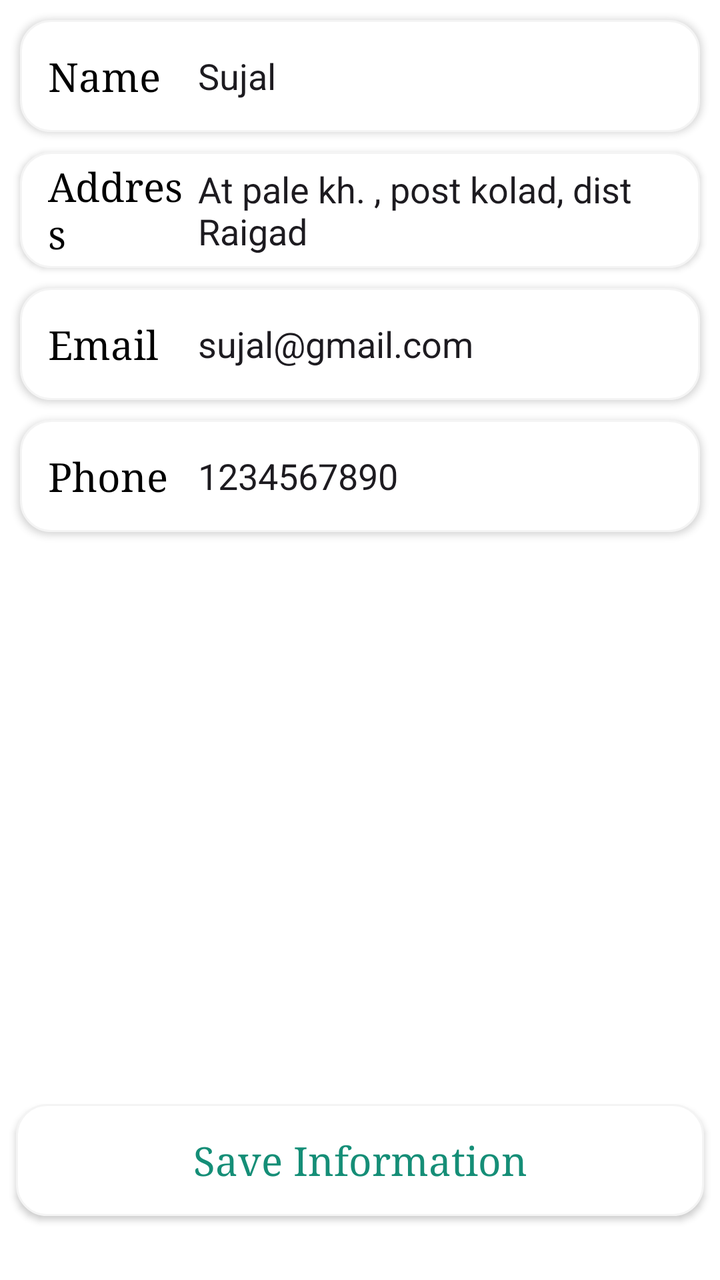
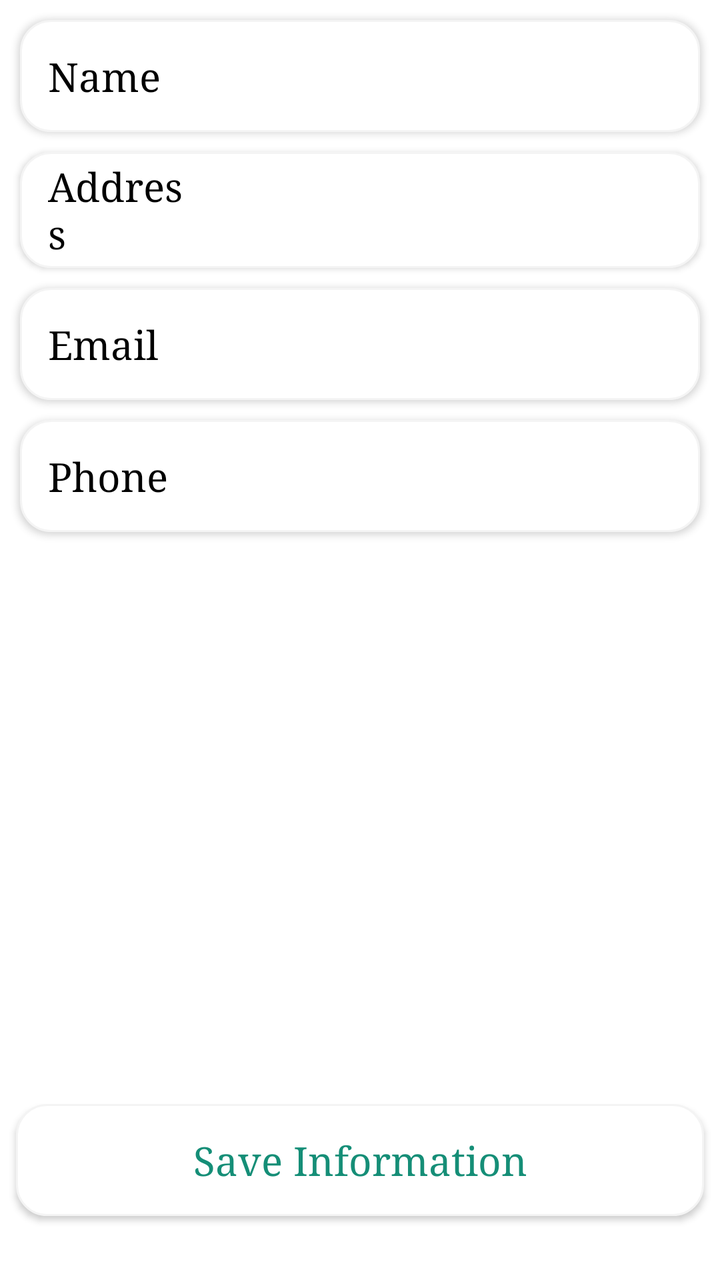

An Android layout rendered at two revisions. The XML below is the earlier revision; the diff shows what the commit changed to produce the second picture.
<!-- AndroidManifest.xml: application theme Theme.ServiceProvider -->
<!-- res/layout/fragment_profile.xml -->
<?xml version="1.0" encoding="utf-8"?>
<FrameLayout xmlns:android="http://schemas.android.com/apk/res/android"
    xmlns:tools="http://schemas.android.com/tools"
    android:layout_width="match_parent"
    android:layout_height="match_parent"
    android:layout_marginLeft="10dp"
    android:layout_marginRight="10dp"
    android:background="@color/white"
    android:orientation="vertical"
    tools:context=".Fragment.ProfileFragment">

    <LinearLayout
        android:layout_width="match_parent"
        android:orientation="vertical"
        android:layout_height="wrap_content">

        <LinearLayout
            android:layout_width="match_parent"
            android:layout_height="56dp"
            android:layout_marginLeft="10dp"
            android:layout_marginTop="10dp"
            android:layout_marginRight="10dp"
            android:background="@drawable/profileedittextshape"
            android:elevation="2dp"
            android:gravity="center_vertical"
            android:orientation="horizontal"
            android:paddingStart="6dp"
            android:paddingEnd="6dp">

            <TextView
                android:id="@+id/textView33"
                android:layout_width="30dp"
                android:layout_height="wrap_content"
                android:layout_marginLeft="8dp"
                android:layout_weight="1"
                android:fontFamily="serif"
                android:text="Name"
                android:textColor="@color/black"
                android:textSize="20sp" />

            <EditText
                android:layout_width="wrap_content"
                android:layout_height="48dp"
                android:layout_marginTop="5dp"
                android:layout_marginBottom="5dp"
                android:layout_weight="1"
                android:background="@android:color/transparent"
                android:ems="10"
                android:inputType="text"
                android:paddingStart="5dp"
                android:paddingEnd="5dp"
                android:text="Sujal" />
        </LinearLayout>

        <LinearLayout
            android:layout_width="match_parent"
            android:layout_height="wrap_content"
            android:layout_marginLeft="10dp"
            android:layout_marginTop="10dp"
            android:layout_marginRight="10dp"
            android:background="@drawable/profileedittextshape"
            android:elevation="2dp"
            android:gravity="center_vertical"
            android:orientation="horizontal"
            android:paddingStart="6dp"
            android:paddingEnd="6dp">

            <TextView
                android:id="@+id/textView32"
                android:layout_width="30dp"
                android:layout_height="wrap_content"
                android:layout_marginLeft="8dp"
                android:layout_weight="1"
                android:fontFamily="serif"
                android:text="Address"
                android:textColor="@color/black"
                android:textSize="20sp" />

            <EditText
                android:layout_width="wrap_content"
                android:layout_height="48dp"
                android:layout_marginTop="5dp"
                android:layout_marginBottom="5dp"
                android:layout_weight="1"
                android:background="@android:color/transparent"
                android:ems="10"
                android:inputType="textMultiLine"
                android:paddingStart="5dp"
                android:paddingEnd="5dp"
                android:text="At pale kh. , post kolad, dist Raigad" />
        </LinearLayout>

        <LinearLayout
            android:layout_width="match_parent"
            android:layout_height="56dp"
            android:layout_marginLeft="10dp"
            android:layout_marginTop="10dp"
            android:layout_marginRight="10dp"
            android:background="@drawable/profileedittextshape"
            android:elevation="2dp"
            android:gravity="center_vertical"
            android:orientation="horizontal"
            android:paddingStart="6dp"
            android:paddingEnd="6dp">

            <TextView
                android:id="@+id/textView26"
                android:layout_width="30dp"
                android:layout_height="wrap_content"
                android:layout_marginLeft="8dp"
                android:layout_weight="1"
                android:fontFamily="serif"
                android:text="Email"
                android:textColor="@color/black"
                android:textSize="20sp" />

            <EditText
                android:layout_width="wrap_content"
                android:layout_height="48dp"
                android:layout_marginTop="5dp"
                android:layout_marginBottom="5dp"
                android:layout_weight="1"
                android:background="@android:color/transparent"
                android:ems="10"
                android:inputType="textEmailAddress"
                android:paddingStart="5dp"
                android:paddingEnd="5dp"
                android:text="sujal@gmail.com" />
        </LinearLayout>

        <LinearLayout
            android:layout_width="match_parent"
            android:layout_height="56dp"
            android:layout_marginLeft="10dp"
            android:layout_marginTop="10dp"
            android:layout_marginRight="10dp"
            android:layout_marginBottom="10dp"
            android:background="@drawable/profileedittextshape"
            android:elevation="2dp"
            android:gravity="center_vertical"
            android:orientation="horizontal"
            android:paddingStart="6dp"
            android:paddingEnd="6dp">

            <TextView
                android:id="@+id/textView28"
                android:layout_width="30dp"
                android:layout_height="wrap_content"
                android:layout_marginLeft="8dp"
                android:layout_weight="1"
                android:fontFamily="serif"
                android:text="Phone"
                android:textColor="@color/black"
                android:textSize="20sp" />

            <EditText
                android:layout_width="wrap_content"
                android:layout_height="48dp"
                android:layout_marginTop="5dp"
                android:layout_marginBottom="5dp"
                android:layout_weight="1"
                android:background="@android:color/transparent"
                android:ems="10"
                android:inputType="phone"
                android:paddingStart="5dp"
                android:paddingEnd="5dp"
                android:text="1234567890" />
        </LinearLayout>
    </LinearLayout>

    <androidx.appcompat.widget.AppCompatButton
        android:id="@+id/button7"
        android:layout_width="match_parent"
        android:layout_height="56dp"
        android:layout_gravity="bottom"
        android:layout_marginLeft="8dp"
        android:layout_marginRight="8dp"
        android:layout_marginBottom="32dp"
        android:background="@drawable/profileedittextshape"
        android:elevation="5dp"
        android:fontFamily="serif"
        android:text="Save Information"
        android:textAllCaps="false"
        android:textColor="@color/end"
        android:textSize="20sp" />

</FrameLayout>
<!-- resources referenced by this layout -->
<resources>
  <color name="black">#FF000000</color>
  <color name="end">#158E77</color>
  <color name="white">#FFFFFFFF</color>
  <!-- drawable profileedittextshape (drawable) -->
  <?xml version="1.0" encoding="utf-8"?>
  <shape xmlns:android="http://schemas.android.com/apk/res/android">
  <stroke android:width="1dp" android:color="#f4f4f4"/>
      <solid android:color="@color/white"/>
      <corners android:radius="15dp"/>
  </shape>
  <style name="Theme.ServiceProvider" parent="Base.Theme.ServiceProvider" />
  <style name="Base.Theme.ServiceProvider" parent="Theme.Material3.DayNight.NoActionBar">
          
          
      </style>
</resources>

<!-- the commit's change to res/layout/fragment_profile.xml (unified diff, before → after) -->
@@ -39,6 +39,7 @@
                 android:textSize="20sp" />
 
             <EditText
+                android:id="@+id/name"
                 android:layout_width="wrap_content"
                 android:layout_height="48dp"
                 android:layout_marginTop="5dp"
@@ -48,8 +49,7 @@
                 android:ems="10"
                 android:inputType="text"
                 android:paddingStart="5dp"
-                android:paddingEnd="5dp"
-                android:text="Sujal" />
+                android:paddingEnd="5dp" />
         </LinearLayout>
 
         <LinearLayout
@@ -77,6 +77,7 @@
                 android:textSize="20sp" />
 
             <EditText
+                android:id="@+id/address"
                 android:layout_width="wrap_content"
                 android:layout_height="48dp"
                 android:layout_marginTop="5dp"
@@ -86,8 +87,7 @@
                 android:ems="10"
                 android:inputType="textMultiLine"
                 android:paddingStart="5dp"
-                android:paddingEnd="5dp"
-                android:text="At pale kh. , post kolad, dist Raigad" />
+                android:paddingEnd="5dp" />
         </LinearLayout>
 
         <LinearLayout
@@ -115,6 +115,7 @@
                 android:textSize="20sp" />
 
             <EditText
+                android:id="@+id/email"
                 android:layout_width="wrap_content"
                 android:layout_height="48dp"
                 android:layout_marginTop="5dp"
@@ -124,8 +125,7 @@
                 android:ems="10"
                 android:inputType="textEmailAddress"
                 android:paddingStart="5dp"
-                android:paddingEnd="5dp"
-                android:text="sujal@gmail.com" />
+                android:paddingEnd="5dp" />
         </LinearLayout>
 
         <LinearLayout
@@ -154,6 +154,7 @@
                 android:textSize="20sp" />
 
             <EditText
+                android:id="@+id/phone"
                 android:layout_width="wrap_content"
                 android:layout_height="48dp"
                 android:layout_marginTop="5dp"
@@ -163,13 +164,12 @@
                 android:ems="10"
                 android:inputType="phone"
                 android:paddingStart="5dp"
-                android:paddingEnd="5dp"
-                android:text="1234567890" />
+                android:paddingEnd="5dp" />
         </LinearLayout>
     </LinearLayout>
 
     <androidx.appcompat.widget.AppCompatButton
-        android:id="@+id/button7"
+        android:id="@+id/saveInfoButton"
         android:layout_width="match_parent"
         android:layout_height="56dp"
         android:layout_gravity="bottom"
